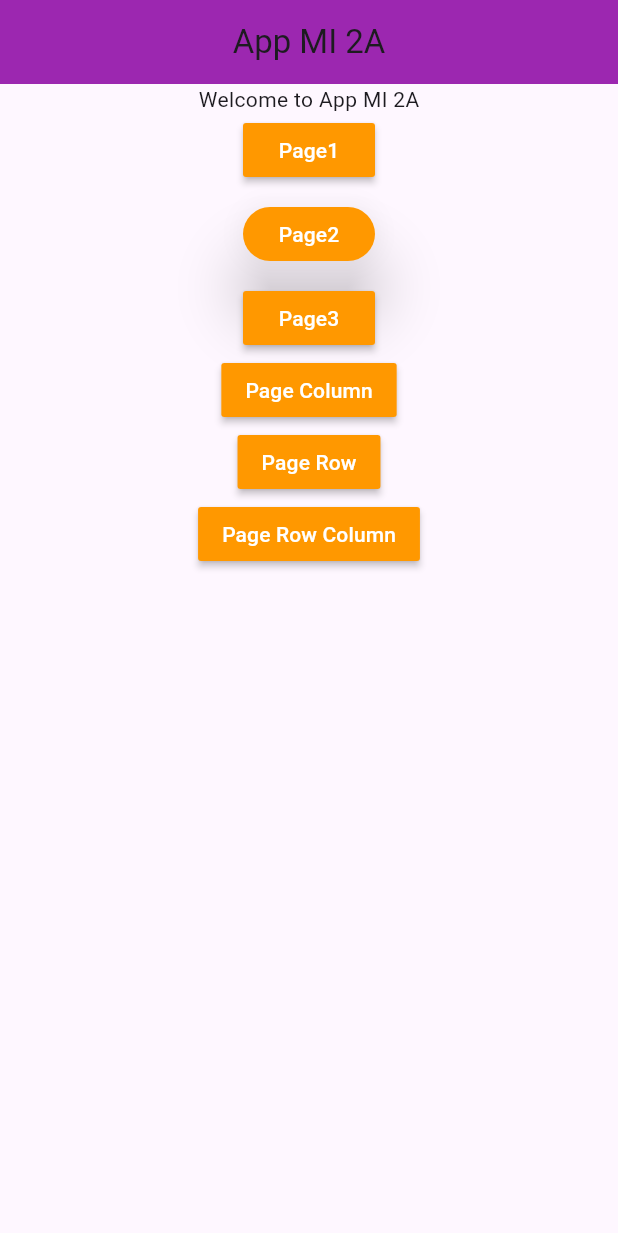
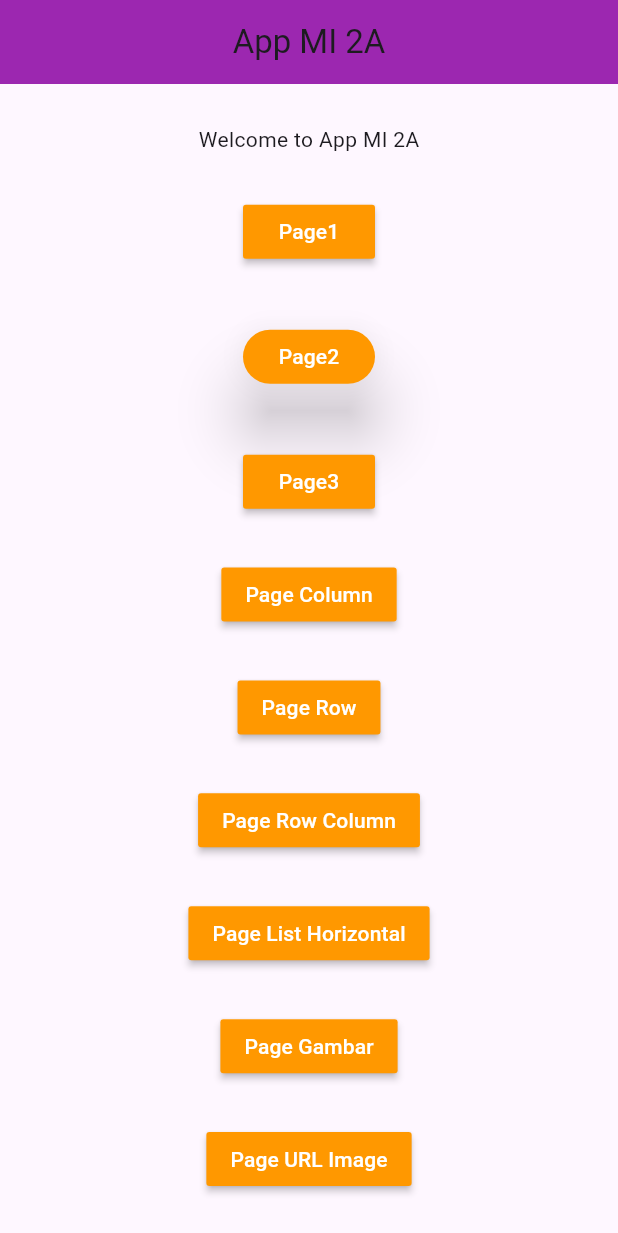
Before and after one commit to ahmadHaikal0010/flutter_mi2a, a Flutter app: the screen it shows after launch, on a phone screen of 412 x 824 dp. Shown: the top 1233 px of the screen. Run offline on Flutter 3.47's test engine with Material 3 defaults, Android fonts, the phone set to English and light mode, and no system bars; key blocks and very long unbroken strings in the code were emptied for the run.

Commit message:
add page list horizontal, page gambar, page url image

```diff
--- a/lib/main.dart
+++ b/lib/main.dart
@@ -1,10 +1,13 @@
 import 'package:flutter/material.dart';
 import 'package:flutter_mi2a/screen/page_column.dart';
 import 'package:flutter_mi2a/screen/page_dua.dart';
+import 'package:flutter_mi2a/screen/page_gambar.dart';
+import 'package:flutter_mi2a/screen/page_list_horizontal.dart';
 import 'package:flutter_mi2a/screen/page_row.dart';
 import 'package:flutter_mi2a/screen/page_row_column.dart';
 import 'package:flutter_mi2a/screen/page_satu.dart';
 import 'package:flutter_mi2a/screen/page_tiga.dart';
+import 'package:flutter_mi2a/screen/page_url_image.dart';
 
 void main() {
   runApp(const MyApp());
@@ -56,7 +59,7 @@ class PageUtama extends StatelessWidget {
       ),
       body: Center(
         child: Column(
-          // mainAxisAlignment: MainAxisAlignment.center,
+          mainAxisAlignment: MainAxisAlignment.spaceEvenly,
           // crossAxisAlignment: CrossAxisAlignment.start,
           children: [
             Text("Welcome to App MI 2A"),
@@ -146,6 +149,45 @@ class PageUtama extends StatelessWidget {
                 style: TextStyle(fontSize: 14, color: Colors.white),
               ),
             ),
+            MaterialButton(
+              onPressed: () {
+                Navigator.push(
+                  context,
+                  MaterialPageRoute(builder: (context) => PageListHorizontal()),
+                ); // berfungsi untuk pindah page
+              },
+              color: Colors.orange,
+              child: Text(
+                "Page List Horizontal",
+                style: TextStyle(fontSize: 14, color: Colors.white),
+              ),
+            ),
+            MaterialButton(
+              onPressed: () {
+                Navigator.push(
+                  context,
+                  MaterialPageRoute(builder: (context) => PageGambar()),
+                ); // berfungsi untuk pindah page
+              },
+              color: Colors.orange,
+              child: Text(
+                "Page Gambar",
+                style: TextStyle(fontSize: 14, color: Colors.white),
+              ),
+            ),
+            MaterialButton(
+              onPressed: () {
+                Navigator.push(
+                  context,
+                  MaterialPageRoute(builder: (context) => PageUrlImage()),
+                ); // berfungsi untuk pindah page
+              },
+              color: Colors.orange,
+              child: Text(
+                "Page URL Image",
+                style: TextStyle(fontSize: 14, color: Colors.white),
+              ),
+            ),
           ],
         ),
       ),
--- a/pubspec.yaml
+++ b/pubspec.yaml
@@ -58,8 +58,9 @@ flutter:
   uses-material-design: true
 
   # To add assets to your application, add an assets section, like this:
-  # assets:
-  #   - images/a_dot_burr.jpeg
+  assets:
+      - gambar/cat1.jpg
+      - gambar/
   #   - images/a_dot_ham.jpeg
 
   # An image asset can refer to one or more resolution-specific "variants", see
```
Also changed, not shown: lib/screen/page_gambar.dart (added, +19 -0 lines), lib/screen/page_list_horizontal.dart (added, +30 -0 lines), lib/screen/page_url_image.dart (added, +20 -0 lines), gambar/cat1.jpg (added), gambar/cat2.jpg (added).
